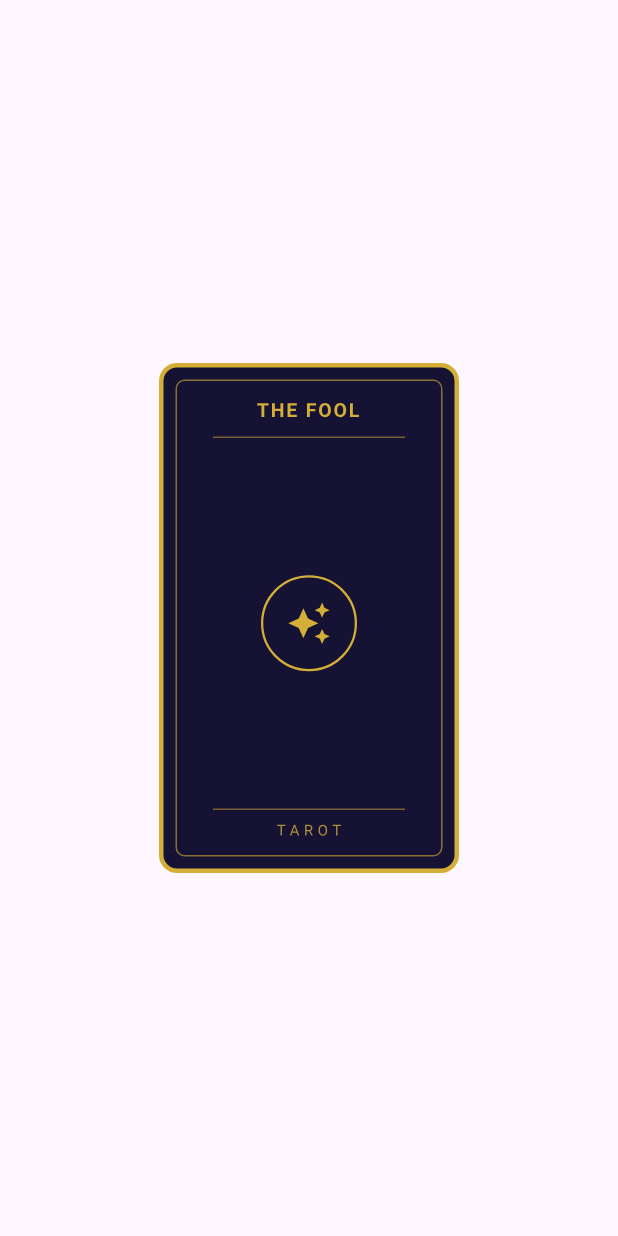
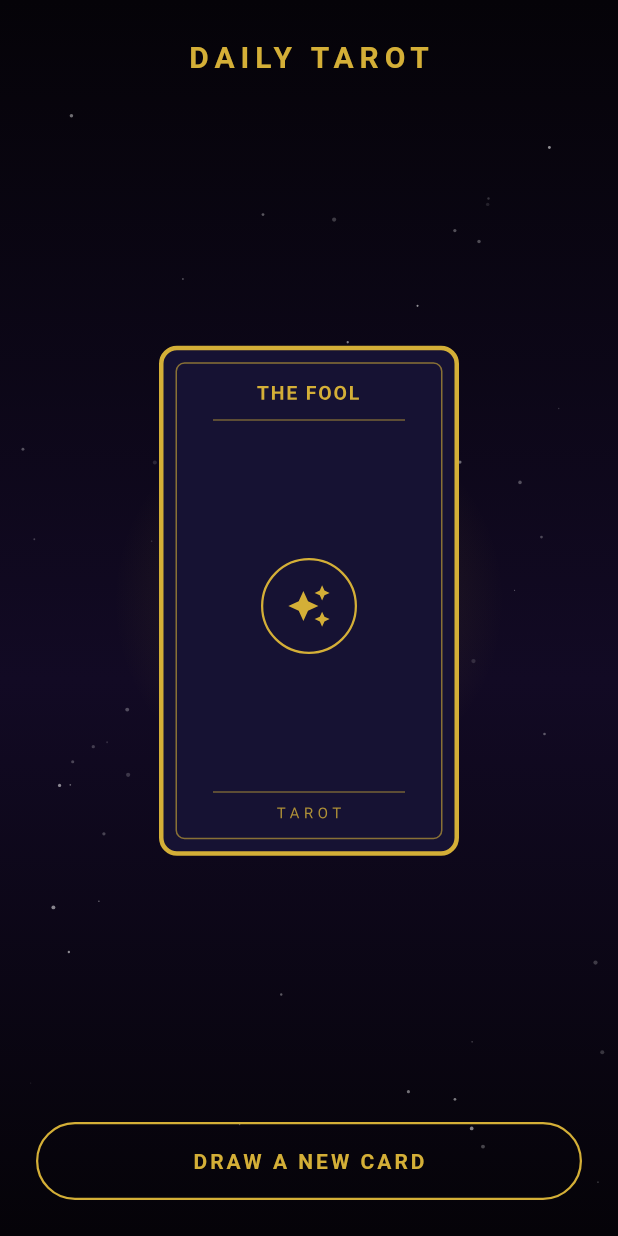
Before and after one commit to urastogi2048/rashivashidemo, a Flutter app: the screen it shows after launch, after a tap on the "nightlight round" icon, on a phone screen of 412 x 824 dp. Run offline on Flutter 3.47's test engine with Material 3 defaults, Android fonts, the phone set to English and light mode, and no system bars.

Commit message:
feat:enhancing homescreen ui

```diff
--- a/rashivashi_app/lib/screens/homescreen.dart
+++ b/rashivashi_app/lib/screens/homescreen.dart
@@ -1,3 +1,4 @@
+import 'dart:math' as math;
 import 'package:flutter/material.dart';
 import 'package:rashivashi_app/widgets/tarotcard.dart';
 
@@ -7,14 +8,122 @@ class HomeScreen extends StatefulWidget {
   @override
   State<HomeScreen> createState() => _HomeScreenState();
 }
+
 class _HomeScreenState extends State<HomeScreen> {
+  static const _accent = Color(0xFFD4AF37);
+
+  int _drawCount = 0;
+
+  void _drawNewCard() {
+    setState(() => _drawCount++);
+
+  }
+
   @override
   Widget build(BuildContext context) {
     return Scaffold(
-      body: Center(
+      body: Container(
+        decoration: const BoxDecoration(
+          gradient: LinearGradient(
+            begin: Alignment.topCenter,
+            end: Alignment.bottomCenter,
+            colors: [
+              Color(0xFF050308),
+              Color(0xFF120A24),
+              Color(0xFF050308),
+            ],
+            stops: [0.0, 0.55, 1.0],
+          ),
+        ),
+        child: Stack(
+          children: [
+            Positioned.fill(child: CustomPaint(painter: _StarfieldPainter())),
 
-        child: TarotCard(),
+            SafeArea(
+              child: Column(
+                children: [
+                  const SizedBox(height: 24),
+                  const Text(
+                    'DAILY TAROT',
+                    style: TextStyle(
+                      color: _accent,
+                      fontSize: 20,
+                      fontWeight: FontWeight.w700,
+                      letterSpacing: 4,
+                    ),
+                  ),
+                  Expanded(
+                    child: Center(
+                      child: Stack(
+                        alignment: Alignment.center,
+                        children: [
+                          Container(
+                            width: 260,
+                            height: 260,
+                            decoration: BoxDecoration(
+                              shape: BoxShape.circle,
+                              gradient: RadialGradient(
+                                colors: [
+                                  _accent.withOpacity(0.18),
+                                  _accent.withOpacity(0.0),
+                                ],
+                              ),
+                            ),
+                          ),
+                          TarotCard(key: ValueKey(_drawCount)),
+                        ],
+                      ),
+                    ),
+                  ),
+                  Padding(
+                    padding: const EdgeInsets.fromLTRB(24, 0, 24, 24),
+                    child: SizedBox(
+                      width: double.infinity,
+                      height: 52,
+                      child: OutlinedButton(
+                        onPressed: _drawNewCard,
+                        style: OutlinedButton.styleFrom(
+                          side: const BorderSide(color: _accent, width: 1.5),
+                          shape: RoundedRectangleBorder(
+                            borderRadius: BorderRadius.circular(30),
+                          ),
+                        ),
+                        child: const Text(
+                          'DRAW A NEW CARD',
+                          style: TextStyle(
+                            color: _accent,
+                            fontSize: 14,
+                            fontWeight: FontWeight.w700,
+                            letterSpacing: 2,
+                          ),
+                        ),
+                      ),
+                    ),
+                  ),
+                ],
+              ),
+            ),
+          ],
+        ),
       ),
     );
   }
 }
+class _StarfieldPainter extends CustomPainter {
+  @override
+  void paint(Canvas canvas, Size size) {
+    final random = math.Random(42);
+    final paint = Paint()..color = Colors.white;
+
+    for (int i = 0; i < 60; i++) {
+      final dx = random.nextDouble() * size.width;
+      final dy = random.nextDouble() * size.height;
+      final radius = random.nextDouble() * 1.2 + 0.3;
+      paint.color = Colors.white.withOpacity(random.nextDouble() * 0.5 + 0.1);
+      canvas.drawCircle(Offset(dx, dy), radius, paint);
+    }
+  }
+
+  @override
+  bool shouldRepaint(covariant _StarfieldPainter oldDelegate) => false;
+}
```
